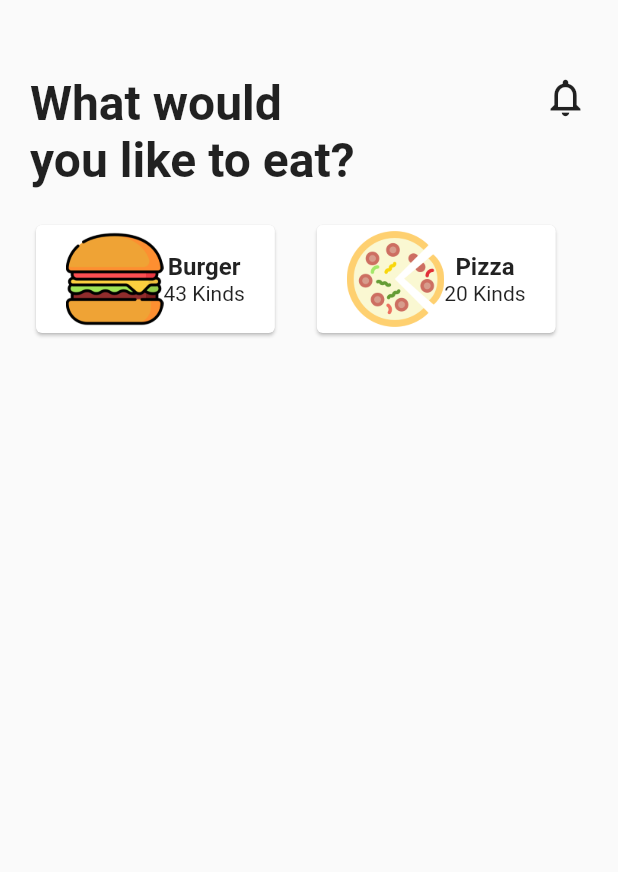
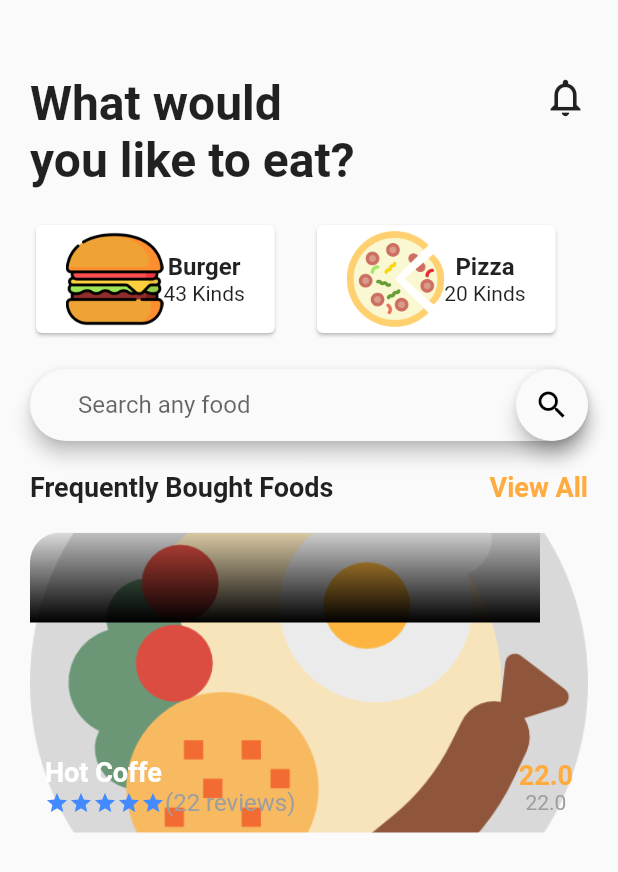
Before and after one commit to felipemarchant/food-app, a Flutter app: the screen it shows after launch, on a phone screen of 412 x 824 dp. Shown: the top 872 px of the screen. Run offline on Flutter 3.47's test engine with Material 2 defaults, Android fonts, the phone set to English and light mode, and no system bars.

Commit message:
Searchbar e CardFood

```diff
--- a/lib/src/homescreen.dart
+++ b/lib/src/homescreen.dart
@@ -1,7 +1,8 @@
-import 'package:flutter/cupertino.dart';
 import 'package:flutter/material.dart';
+import 'package:foodapp/src/widget/bought_food.dart';
 import 'package:foodapp/src/widget/food_category.dart';
 import 'package:foodapp/src/widget/home_top_info.dart';
+import 'package:foodapp/src/widget/search_field.dart';
 
 class HomeScreen extends StatefulWidget {
   @override
@@ -17,8 +18,29 @@ class _HomeScreenState extends State<HomeScreen> {
         children: <Widget>[
           HomeTopInfo(),
           FoodCategory(),
+          SizedBox(height: 20.0,),
+          SearchField(),
+          SizedBox(height: 20.0,),
+          FoodSection(),
+          SizedBox(height: 20.0,),
+          Container(child: BoughtFoods(),)
         ],
       ),
     );
   }
+
+  Widget FoodSection() {
+    return Row(
+      mainAxisAlignment: MainAxisAlignment.spaceBetween,
+      children: <Widget>[
+        Text("Frequently Bought Foods",
+            style: TextStyle(fontSize: 18.0, fontWeight: FontWeight.bold)),
+        GestureDetector(
+          onTap: () {},
+          child: Text("View All",
+              style: TextStyle(fontSize: 18.0, fontWeight: FontWeight.bold, color: Colors.orangeAccent)),
+        ),
+      ],
+    );
+  }
 }
--- /dev/null
+++ b/lib/src/widget/bought_food.dart
@@ -0,0 +1,79 @@
+import 'package:flutter/material.dart';
+
+class BoughtFoods extends StatefulWidget {
+  @override
+  _BoughtFoodsState createState() => _BoughtFoodsState();
+}
+
+class _BoughtFoodsState extends State<BoughtFoods> {
+  @override
+  Widget build(BuildContext context) {
+    return ClipRRect(
+      borderRadius: BorderRadius.circular(20.0),
+      child: Stack(
+        children: <Widget>[
+          Container(
+            height: 200.0,
+            width: 400.00,
+            child: Image.asset("assets/images/breakfast.png", fit: BoxFit.cover,),
+          ),
+          Positioned(
+            left: 0.0,
+            top: 0.0,
+            child: Container(
+              height: 60.0,
+              width: 340.0,
+              decoration: BoxDecoration(
+                gradient: LinearGradient(
+                  colors: [
+                    Colors.black, Colors.black12
+                  ],
+                  begin: Alignment.bottomCenter,
+                  end: Alignment.topCenter,
+                ),
+              ),
+            ),
+          ),
+          Positioned(
+            left: 10.0,
+            bottom: 10.0,
+            right: 10.0,
+            child: Row(
+              mainAxisAlignment: MainAxisAlignment.spaceBetween,
+              children: <Widget>[
+                Column(
+                  crossAxisAlignment: CrossAxisAlignment.start,
+                  children: <Widget>[
+                    Text("Hot Coffe",
+                      style: TextStyle(color: Colors.white, fontSize: 18.0, fontWeight: FontWeight.bold),),
+                    Row(
+                      children: <Widget>[
+                        Icon(Icons.star, color: Theme.of(context).primaryColor, size: 16.0,),
+                        Icon(Icons.star, color: Theme.of(context).primaryColor, size: 16.0,),
+                        Icon(Icons.star, color: Theme.of(context).primaryColor, size: 16.0,),
+                        Icon(Icons.star, color: Theme.of(context).primaryColor, size: 16.0,),
+                        Icon(Icons.star, color: Theme.of(context).primaryColor, size: 16.0,),
+                        SizedBox(height: 20.0,),
+                        Text("(22 reviews)",
+                          style: TextStyle(color: Colors.grey, fontSize: 16.0,),
+                        ),
+                      ],
+                    )
+                  ],
+                ),
+                Column(
+                  children: <Widget>[
+                    Text("22.0",
+                      style: TextStyle(fontSize: 18.0, color: Colors.orangeAccent, fontWeight: FontWeight.bold,),),
+                    Text("22.0",
+                      style: TextStyle(color: Colors.grey,),),
+                  ],
+                ),
+              ],
+            ),
+          )
+        ],
+      ),
+    );
+  }
+}
--- /dev/null
+++ b/lib/src/widget/search_field.dart
@@ -0,0 +1,25 @@
+import 'package:flutter/cupertino.dart';
+import 'package:flutter/material.dart';
+
+class SearchField extends StatelessWidget {
+  @override
+  Widget build(BuildContext context) {
+    return Material(
+      elevation: 5.0,
+      borderRadius: BorderRadius.circular(30.0),
+      child: TextField(
+        decoration: InputDecoration(
+          contentPadding: EdgeInsets.symmetric(horizontal: 32.0, vertical: 14.0,),
+          hintText: "Search any food",
+          suffixIcon: Material(
+            child: Icon(Icons.search, color: Colors.black,),
+            elevation: 5.0,
+            borderRadius: BorderRadius.circular(30.0,),
+
+          ),
+          border: InputBorder.none,
+        ),
+      ),
+    );
+  }
+}
```
